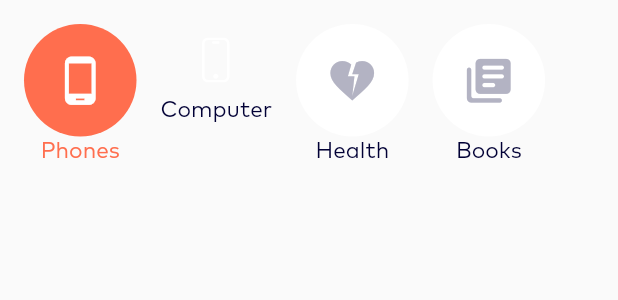
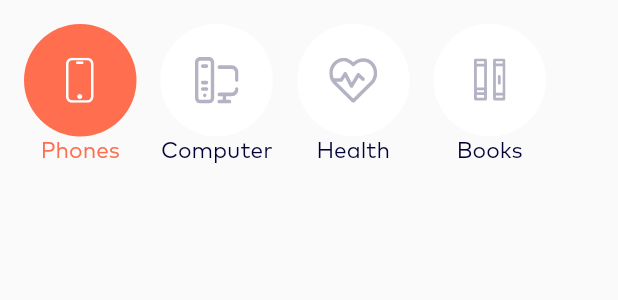
Before and after one commit to kola1332/contract_app, a Flutter app: the Rounded widget shown alone on an empty page, opened directly, on a phone screen of 412 x 824 dp. Shown: the top 300 px of the screen. Run offline on Flutter 3.47's test engine with Material 2 defaults, Android fonts, the phone set to English and light mode, and no system bars; our stand-ins replace dartz, equatable, flutter_bloc, flutter_svg, freezed_annotation, get_it and 2 more; accounts and stored records are empty; generated files the repository leaves out were written again; network calls fail.

Commit message:
add icons

```diff
--- a/lib/feature/presentation/widgets/first_screen.dart/rounded.dart
+++ b/lib/feature/presentation/widgets/first_screen.dart/rounded.dart
@@ -30,40 +30,6 @@ class _RoundedState extends State<Rounded> {
             Row(
               mainAxisAlignment: MainAxisAlignment.center,
               children: [
-                // MyIcons(
-                //     const Icon(Icons.phone, size: 35),
-                //     const Text('Phones',
-                //         style: TextStyle(fontFamily: 'MarkPro'))),
-                // MyIcons(const Icon(Icons.computer, size: 35),
-                //     const Text('Computer')),
-                // MyIcons(const Icon(Icons.favorite_rounded, size: 35),
-                //     const Text('Health')),
-                // MyIcons(const Icon(Icons.my_library_books_rounded, size: 35),
-                //     const Text('Books')),
-
-                // TextButton(
-                //   onPressed: () {
-                //     setState(() {
-                //       _focus1 = true;
-                //       _focus2 = false;
-                //       _focus3 = false;
-                //       _focus4 = false;
-                //     });
-                //   },
-                //   style: ButtonStyle(
-                //     minimumSize: MaterialStateProperty.all(const Size(75, 75)),
-                //     backgroundColor: _focus1 != false
-                //         ? MaterialStateProperty.all(
-                //             (AppColors.accentColorOrange))
-                //         : MaterialStateProperty.all((Colors.white)),
-                //     foregroundColor:
-                //         MaterialStateProperty.all(AppColors.accentColorBlue),
-                //     shape: MaterialStateProperty.all(RoundedRectangleBorder(
-                //         borderRadius: BorderRadius.circular(80))),
-                //   ),
-                //   child: const Icon(Icons.my_library_books_rounded, size: 35),
-                // ),
-
                 Padding(
                   padding: const EdgeInsets.all(8),
                   child: Column(
@@ -81,6 +47,7 @@ class _RoundedState extends State<Rounded> {
                         autofocus: true,
                         statesController: statesController,
                         style: ButtonStyle(
+                          shadowColor: MaterialStateProperty.all(Colors.amber),
                           minimumSize:
                               MaterialStateProperty.all(const Size(75, 75)),
                           backgroundColor: _focus1 != false
@@ -93,9 +60,8 @@ class _RoundedState extends State<Rounded> {
                               RoundedRectangleBorder(
                                   borderRadius: BorderRadius.circular(80))),
                         ),
-                        child: Icon(
-                          Icons.phone_android,
-                          size: 35,
+                        child: SvgPicture.asset(
+                          'lib/assets/images/phone.svg',
                           color: _focus1 != false
                               ? Colors.white
                               : AppColors.accentGray,
@@ -111,50 +77,23 @@ class _RoundedState extends State<Rounded> {
                                 ? AppColors.accentColorOrange
                                 : AppColors.accentColorBlue),
                       ),
-                      // SvgPicture.asset('lib/assets/images/phone.svg'),
-                      // Image.asset('lib/assets/images/phone.svg'),
                     ],
                   ),
                 ),
-
                 Padding(
                   padding: const EdgeInsets.all(8),
                   child: Column(
                     children: [
-                      // TextButton(
-                      //   key: const Key('2'),
-                      //   onPressed: () {
-                      //     setState(() {
-                      //       _focus2 = true;
-                      //       _focus1 = false;
-                      //       _focus3 = false;
-                      //       _focus4 = false;
-                      //     });
-                      //   },
-                      //   style: ButtonStyle(
-                      //     minimumSize:
-                      //         MaterialStateProperty.all(const Size(75, 75)),
-                      //     backgroundColor: _focus2 != false
-                      //         ? MaterialStateProperty.all(
-                      //             (AppColors.accentColorOrange))
-                      //         : MaterialStateProperty.all((Colors.white)),
-                      //     foregroundColor: MaterialStateProperty.all(
-                      //         AppColors.accentColorBlue),
-                      //     shape: MaterialStateProperty.all(
-                      //         RoundedRectangleBorder(
-                      //             borderRadius: BorderRadius.circular(80))),
-                      //   ),
-                      //   child: Icon(
-                      //     Icons.computer,
-                      //     size: 35,
-                      //     color: _focus2 != false
-                      //         ? Colors.white
-                      //         : AppColors.accentGray,
-                      //   ),
-                      // ),
-                      IconButton(
-                        onPressed: () {},
-                        icon: SvgPicture.asset('lib/assets/images/phone.svg'),
+                      TextButton(
+                        key: const Key('2'),
+                        onPressed: () {
+                          setState(() {
+                            _focus1 = false;
+                            _focus2 = true;
+                            _focus3 = false;
+                            _focus4 = false;
+                          });
+                        },
                         style: ButtonStyle(
                           minimumSize:
                               MaterialStateProperty.all(const Size(75, 75)),
@@ -168,9 +107,12 @@ class _RoundedState extends State<Rounded> {
                               RoundedRectangleBorder(
                                   borderRadius: BorderRadius.circular(80))),
                         ),
-                        color: _focus3 != false
-                            ? Colors.white
-                            : AppColors.accentGray,
+                        child: SvgPicture.asset(
+                          'lib/assets/images/computer.svg',
+                          color: _focus2 != false
+                              ? Colors.white
+                              : AppColors.accentGray,
+                        ),
                       ),
                       Text(
                         'Computer',
@@ -185,7 +127,6 @@ class _RoundedState extends State<Rounded> {
                     ],
                   ),
                 ),
-
                 Padding(
                   padding: const EdgeInsets.all(8),
                   child: Column(
@@ -213,9 +154,8 @@ class _RoundedState extends State<Rounded> {
                               RoundedRectangleBorder(
                                   borderRadius: BorderRadius.circular(80))),
                         ),
-                        child: Icon(
-                          Icons.heart_broken,
-                          size: 35,
+                        child: SvgPicture.asset(
+                          'lib/assets/images/heart.svg',
                           color: _focus3 != false
                               ? Colors.white
                               : AppColors.accentGray,
@@ -234,7 +174,6 @@ class _RoundedState extends State<Rounded> {
                     ],
                   ),
                 ),
-
                 Padding(
                   padding: const EdgeInsets.all(8),
                   child: Column(
@@ -262,9 +201,8 @@ class _RoundedState extends State<Rounded> {
                               RoundedRectangleBorder(
                                   borderRadius: BorderRadius.circular(80))),
                         ),
-                        child: Icon(
-                          Icons.library_books_rounded,
-                          size: 35,
+                        child: SvgPicture.asset(
+                          'lib/assets/images/books.svg',
                           color: _focus4 != false
                               ? Colors.white
                               : AppColors.accentGray,
@@ -290,34 +228,4 @@ class _RoundedState extends State<Rounded> {
       ),
     );
   }
-
-  // Widget MyIcons(Icon icon, Text text) {
-  //   bool focus = false;
-  //   return Padding(
-  //     padding: const EdgeInsets.all(8),
-  //     child: Column(
-  //       children: [
-  //         TextButton(
-  //             onPressed: () {
-  //               setState(() {
-  //                 focus = true;
-  //               });
-  //             },
-  //             style: ButtonStyle(
-  //               minimumSize: MaterialStateProperty.all(const Size(75, 75)),
-  //               backgroundColor: focus != false
-  //                   ? MaterialStateProperty.all((AppColors.accentColorOrange))
-  //                   : MaterialStateProperty.all((Colors.white)),
-  //               foregroundColor:
-  //                   MaterialStateProperty.all(AppColors.accentColorBlue),
-  //               shape: MaterialStateProperty.all(RoundedRectangleBorder(
-  //                   borderRadius: BorderRadius.circular(80))),
-  //             ),
-  //             focusNode: FocusNode(),
-  //             child: icon),
-  //         text,
-  //       ],
-  //     ),
-  //   );
-  // }
 }
--- a/pubspec.yaml
+++ b/pubspec.yaml
@@ -73,6 +73,9 @@ flutter:
   # To add assets to your application, add an assets section, like this:
   assets:
     - lib/assets/images/phone.svg
+    - lib/assets/images/computer.svg
+    - lib/assets/images/heart.svg
+    - lib/assets/images/books.svg
   #   - images/a_dot_ham.jpeg
 
   # An image asset can refer to one or more resolution-specific "variants", see
```
Also changed, not shown: lib/assets/images/books.svg (added), lib/assets/images/computer.svg (added), lib/assets/images/heart.svg (added).
